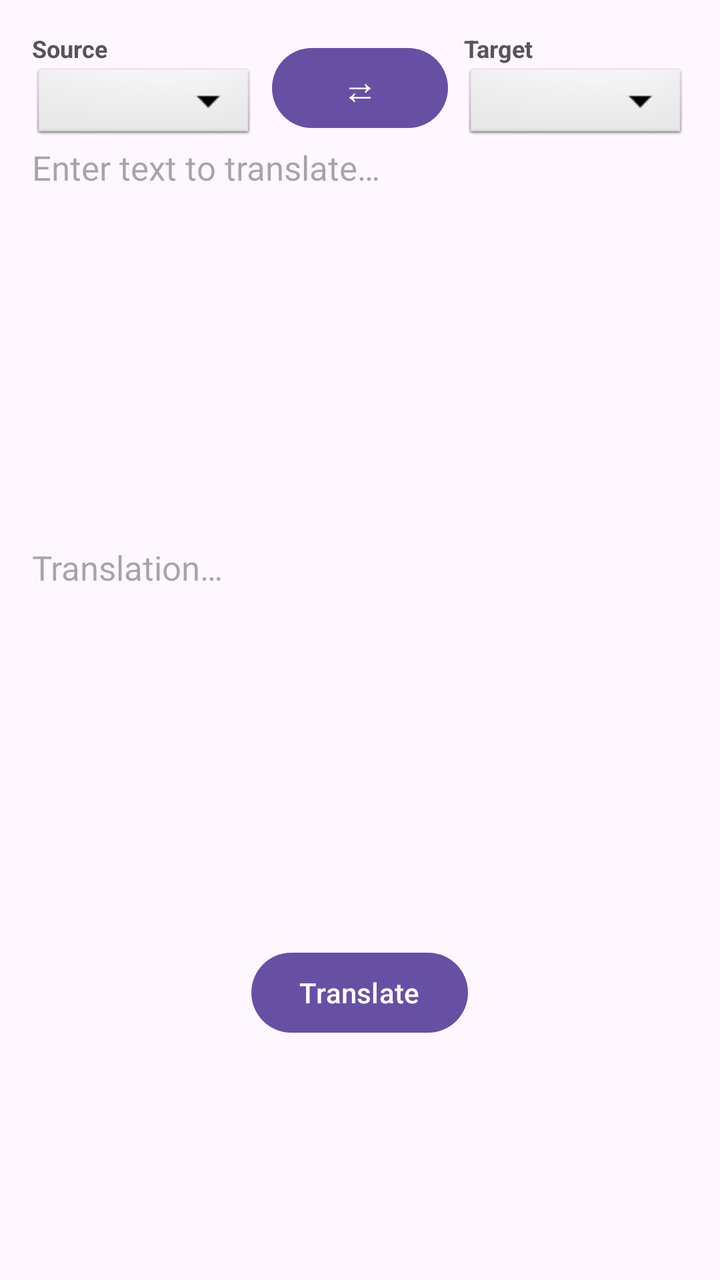
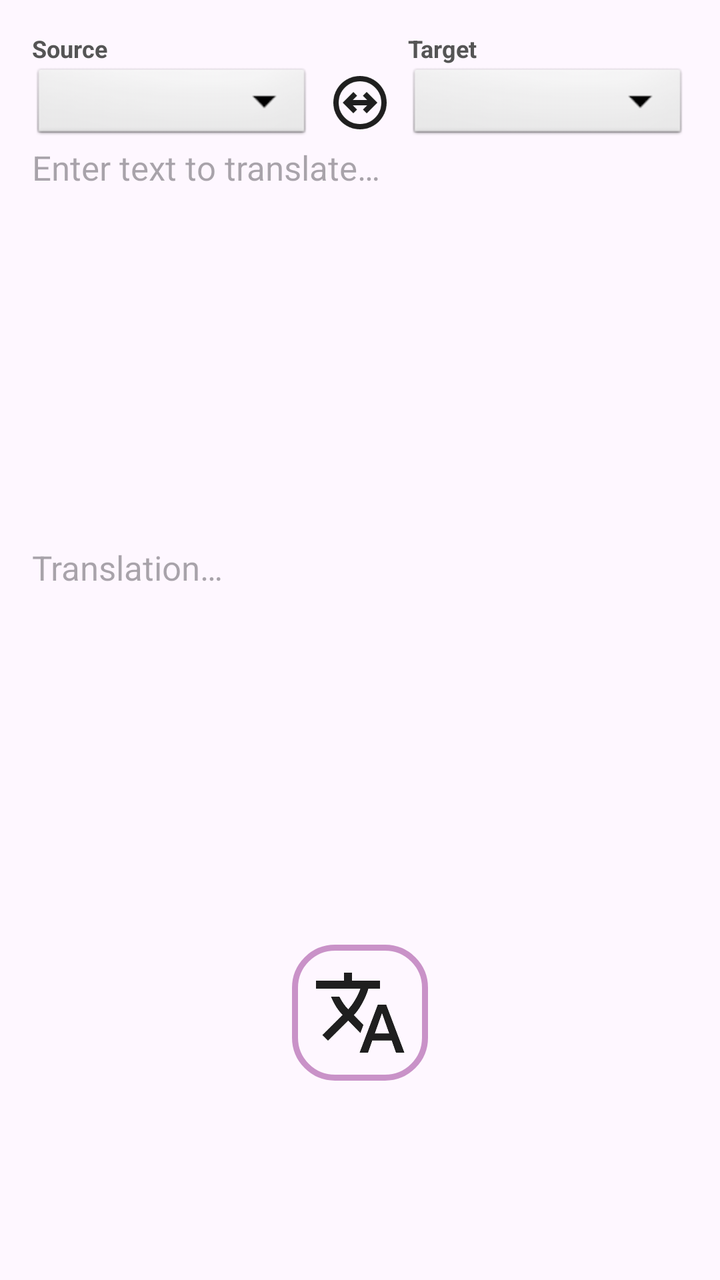

An Android layout rendered at two revisions. The XML below is the earlier revision; the diff shows what the commit changed to produce the second picture.
<!-- AndroidManifest.xml: application theme Theme.TFLiteAudio -->
<!-- res/layout/activity_main.xml -->
<androidx.coordinatorlayout.widget.CoordinatorLayout
    xmlns:android="http://schemas.android.com/apk/res/android"
    xmlns:tools="http://schemas.android.com/tools"
    android:layout_width="match_parent"
    android:layout_height="match_parent"
    android:keepScreenOn="true"
    android:fitsSystemWindows="true">

    <LinearLayout
        android:layout_width="match_parent"
        android:layout_height="match_parent"
        android:orientation="vertical"
        android:padding="16dp"
        tools:context="com.seemless.MainActivity">

        
        <ProgressBar
            android:id="@+id/progressBar"
            style="@style/Widget.AppCompat.ProgressBar.Horizontal"
            android:layout_width="match_parent"
            android:layout_height="wrap_content"
            android:visibility="gone" />

        <RelativeLayout
            android:layout_width="match_parent"
            android:layout_height="0dp"
            android:layout_weight="1">

            
            <LinearLayout
                android:id="@+id/langRow"
                android:layout_width="match_parent"
                android:layout_height="wrap_content"
                android:orientation="horizontal"
                android:gravity="center_vertical"
                android:layout_alignParentTop="true">

                
                <LinearLayout
                    android:layout_width="0dp"
                    android:layout_height="wrap_content"
                    android:layout_weight="1"
                    android:orientation="vertical">

                    <TextView
                        android:layout_width="match_parent"
                        android:layout_height="wrap_content"
                        android:text="Source"
                        android:textSize="12sp"
                        android:textColor="#555555"
                        android:textStyle="bold" />

                    <Spinner
                        android:id="@+id/spinnerSource"
                        android:layout_width="match_parent"
                        android:layout_height="40dp"
                        android:background="@android:drawable/btn_dropdown" />

                    <EditText
                        android:id="@+id/etvCustomSource"
                        android:layout_width="match_parent"
                        android:layout_height="wrap_content"
                        android:hint="e.g. de-DE"
                        android:textSize="13sp"
                        android:visibility="gone"
                        android:inputType="text" />
                </LinearLayout>

                
                <Button
                    android:id="@+id/btnSwap"
                    android:layout_width="wrap_content"
                    android:layout_height="wrap_content"
                    android:layout_marginStart="8dp"
                    android:layout_marginEnd="8dp"
                    android:textColor="@color/white"
                    android:text="⇄"
                    android:textSize="18dp" />

                
                <LinearLayout
                    android:layout_width="0dp"
                    android:layout_height="wrap_content"
                    android:layout_weight="1"
                    android:orientation="vertical">

                    <TextView
                        android:layout_width="match_parent"
                        android:layout_height="wrap_content"
                        android:text="Target"
                        android:textSize="12sp"
                        android:textColor="#555555"
                        android:textStyle="bold" />

                    <Spinner
                        android:id="@+id/spinnerTarget"
                        android:layout_width="match_parent"
                        android:layout_height="40dp"
                        android:background="@android:drawable/btn_dropdown" />

                    <EditText
                        android:id="@+id/etvCustomTarget"
                        android:layout_width="match_parent"
                        android:layout_height="wrap_content"
                        android:hint="e.g. de-DE"
                        android:textSize="13sp"
                        android:visibility="gone"
                        android:inputType="text" />
                </LinearLayout>

            </LinearLayout>

            
            <ScrollView
                android:id="@+id/scroll_input"
                android:layout_width="match_parent"
                android:layout_height="200dp"
                android:layout_below="@id/langRow">

                <EditText
                    android:id="@+id/etvInput"
                    android:layout_width="match_parent"
                    android:layout_height="wrap_content"
                    android:background="@null"
                    android:textSize="17sp"
                    android:hint="Enter text to translate…" />
            </ScrollView>

            
            <ScrollView
                android:id="@+id/scroll_output"
                android:layout_width="match_parent"
                android:layout_height="200dp"
                android:layout_below="@id/scroll_input">

                <EditText
                    android:id="@+id/etvResult"
                    android:layout_width="match_parent"
                    android:layout_height="wrap_content"
                    android:background="@null"
                    android:textSize="17sp"
                    android:hint="Translation…"
                    android:cursorVisible="false"
                    android:focusable="false" />
            </ScrollView>

            
            <Button
                android:id="@+id/translateButton"
                android:layout_width="wrap_content"
                android:layout_height="wrap_content"
                android:text="Translate"
                android:layout_centerHorizontal="true"
                android:layout_below="@id/scroll_output" />

        </RelativeLayout>

    </LinearLayout>
</androidx.coordinatorlayout.widget.CoordinatorLayout>
<!-- resources referenced by this layout -->
<resources>
  <color name="white">#FFFFFFFF</color>
  <style name="Theme.TFLiteAudio" parent="Theme.Material3.DayNight.NoActionBar">
          
          
      </style>
</resources>

<!-- the commit's change to res/layout/activity_main.xml (unified diff, before → after) -->
@@ -12,14 +12,6 @@
         android:orientation="vertical"
         android:padding="16dp"
         tools:context="com.seemless.MainActivity">
-
-        
-        <ProgressBar
-            android:id="@+id/progressBar"
-            style="@style/Widget.AppCompat.ProgressBar.Horizontal"
-            android:layout_width="match_parent"
-            android:layout_height="wrap_content"
-            android:visibility="gone" />
 
         <RelativeLayout
             android:layout_width="match_parent"
@@ -67,15 +59,17 @@
                 </LinearLayout>
 
                 
-                <Button
+                <ImageButton
                     android:id="@+id/btnSwap"
                     android:layout_width="wrap_content"
                     android:layout_height="wrap_content"
                     android:layout_marginStart="8dp"
                     android:layout_marginEnd="8dp"
+                    android:layout_marginBottom="5dp"
+                    android:layout_gravity="bottom"
                     android:textColor="@color/white"
-                    android:text="⇄"
-                    android:textSize="18dp" />
+                    android:background="@null"
+                    android:src="@drawable/swap_32dp"/>
 
                 
                 <LinearLayout
@@ -139,17 +133,27 @@
                     android:layout_height="wrap_content"
                     android:background="@null"
                     android:textSize="17sp"
-                    android:hint="Translation…"
-                    android:cursorVisible="false"
-                    android:focusable="false" />
+                    android:textIsSelectable="true"
+                    android:hint="Translation…" />
             </ScrollView>
 
             
-            <Button
+            <ProgressBar
+                android:id="@+id/progressBar"
+                style="@style/Widget.AppCompat.ProgressBar.Horizontal"
+                android:layout_width="match_parent"
+                android:layout_height="wrap_content"
+                android:layout_above="@id/translateButton"
+                android:layout_marginBottom="10dp"
+                android:visibility="gone" />
+
+            
+            <ImageButton
                 android:id="@+id/translateButton"
                 android:layout_width="wrap_content"
                 android:layout_height="wrap_content"
-                android:text="Translate"
+                android:src="@drawable/translate_48dp"
+                android:background="@drawable/rounded_button"
                 android:layout_centerHorizontal="true"
                 android:layout_below="@id/scroll_output" />
 
<!-- resource entries referenced after the edit -->
@@ -1,9 +1,37 @@
 <!-- resources referenced by this layout -->
 <resources>
   <color name="white">#FFFFFFFF</color>
+  <!-- drawable rounded_button (drawable) -->
+  <?xml version="1.0" encoding="utf-8"?>
+  <shape xmlns:android="http://schemas.android.com/apk/res/android">
+      <stroke android:color="@color/colorAccent" android:width="3dp"/>
+      <corners android:radius="20dp" />
+      <padding android:top="10dp" android:bottom="10dp" android:left="10dp" android:right="10dp"/>
+  </shape>
+  <!-- drawable swap_32dp (drawable) -->
+  <vector xmlns:android="http://schemas.android.com/apk/res/android"
+      android:width="32dp"
+      android:height="32dp"
+      android:viewportWidth="960"
+      android:viewportHeight="960">
+    <path
+        android:pathData="M324,848.5Q251,817 197,763t-85.5,-127Q80,563 80,480t31.5,-156Q143,251 197,197t127,-85.5Q397,80 480,80t156,31.5Q709,143 763,197t85.5,127Q880,397 880,480t-31.5,156Q817,709 763,763t-127,85.5Q563,880 480,880t-156,-31.5ZM480,800q133,0 226.5,-93.5T800,480q0,-133 -93.5,-226.5T480,160q-133,0 -226.5,93.5T160,480q0,133 93.5,226.5T480,800ZM480,480ZM380,640l56,-56 -64,-64h216l-64,64 56,56 160,-160 -160,-160 -56,56 64,64L372,440l64,-64 -56,-56 -160,160 160,160Z"
+        android:fillColor="#1f1f1f"/>
+  </vector>
+  <!-- drawable translate_48dp (drawable) -->
+  <vector xmlns:android="http://schemas.android.com/apk/res/android"
+      android:width="48dp"
+      android:height="48dp"
+      android:viewportWidth="960"
+      android:viewportHeight="960">
+    <path
+        android:pathData="m476,880 l182,-480h84L924,880h-84l-43,-122L603,758L560,880h-84ZM160,760l-56,-56 202,-202q-35,-35 -63.5,-80T190,320h84q20,39 40,68t48,58q33,-33 68.5,-92.5T484,240L40,240v-80h280v-80h80v80h280v80L564,240q-21,72 -63,148t-83,116l96,98 -30,82 -122,-125 -202,201ZM628,688h144l-72,-204 -72,204Z"
+        android:fillColor="#1f1f1f"/>
+  </vector>
   <style name="Theme.TFLiteAudio" parent="Theme.Material3.DayNight.NoActionBar">
           
           
       </style>
+  <color name="colorAccent">#99A750A4</color>
 </resources>
 
